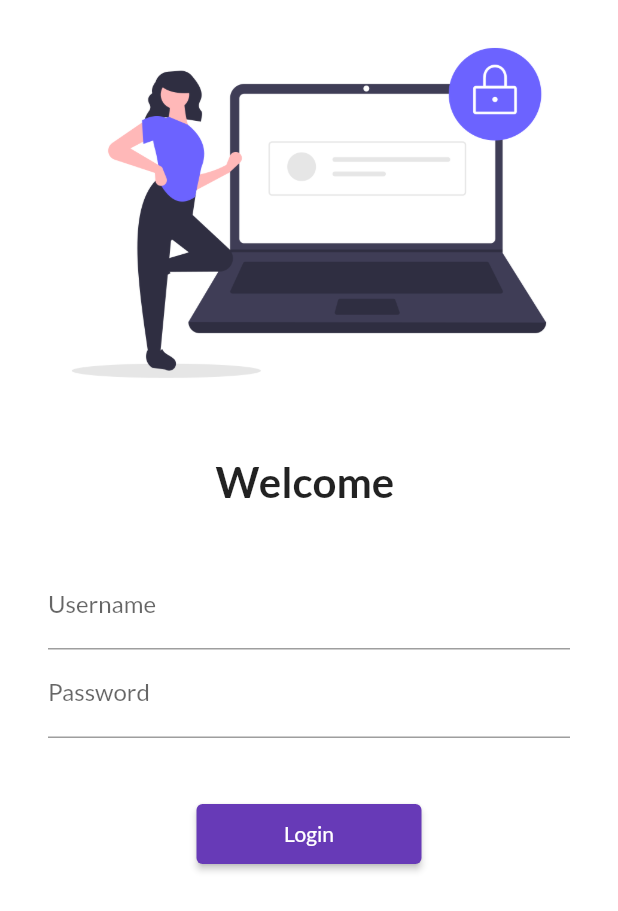
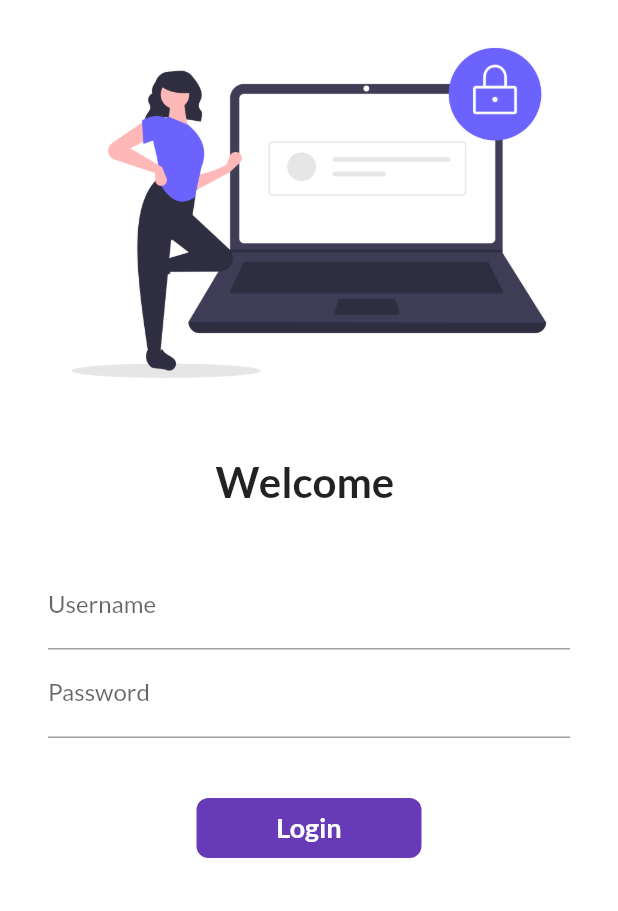
Before and after one commit to derpLLC/catalog, a Flutter app: the screen it shows after launch, on a phone screen of 412 x 824 dp. Shown: the top 911 px of the screen. Run offline on Flutter 3.47's test engine with Material 2 defaults, Android fonts, the light colour scheme and no system bars; our stand-ins replace google_fonts.

Commit message:
lib: login: create our own button with a better styling
Signed-off-by: Ayush Dubey <ayushdubey70@gmail.com>

```diff
--- a/lib/screens/login_page.dart
+++ b/lib/screens/login_page.dart
@@ -60,15 +60,37 @@
                   SizedBox(
                     height: 40.0,
                   ),
-                  ElevatedButton(
-                    child: Text('Login'),
-                    style: TextButton.styleFrom(
-                      minimumSize: Size(150.0, 40),
-                    ),
-                    onPressed: () {
+                  InkWell(
+                    onTap: () {
                       Navigator.pushNamed(context, MyRoutes.homeRoute);
                     },
+                    child: Container(
+                      alignment: Alignment.center,
+                      height: 40.0,
+                      width: 150.0,
+                      child: Text(
+                          'Login',
+                        style: TextStyle(
+                          color: Colors.white,
+                          fontSize: 18,
+                          fontWeight: FontWeight.bold,
+                        ),
+                      ),
+                      decoration: BoxDecoration(
+                        color: Colors.deepPurple,
+                        borderRadius: BorderRadius.circular(8.0),
+                      ),
+                    ),
                   ),
+                  // ElevatedButton(
+                  //   child: Text('Login'),
+                  //   style: TextButton.styleFrom(
+                  //     minimumSize: Size(150.0, 40),
+                  //   ),
+                  //   onPressed: () {
+                  //     Navigator.pushNamed(context, MyRoutes.homeRoute);
+                  //   },
+                  // ),
                 ],
               ),
             ),
```
